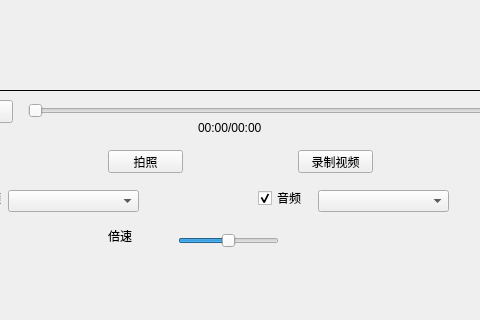
Above: Application/dealVideo.ui from TheRising-cxf/Test before the change; both pictures show x 292 to 772 and y 480 to 800 of the 1200 by 800 pixel window. Below: the same form after it.
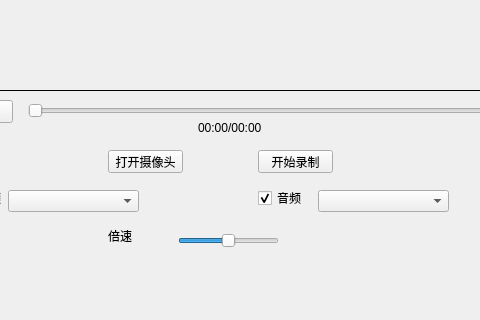
That is the form after the change.

Commit message: 修改录制MP4的部分bug

What changed in the file:
```diff
--- a/Application/dealVideo.ui
+++ b/Application/dealVideo.ui
@@ -78,19 +78,6 @@
      <string>播放视频</string>
     </property>
    </widget>
-   <widget class="QPushButton" name="recordVideo">
-    <property name="geometry">
-     <rect>
-      <x>590</x>
-      <y>630</y>
-      <width>75</width>
-      <height>23</height>
-     </rect>
-    </property>
-    <property name="text">
-     <string>录制视频</string>
-    </property>
-   </widget>
    <widget class="QPushButton" name="photo">
     <property name="geometry">
      <rect>
@@ -101,7 +88,7 @@
      </rect>
     </property>
     <property name="text">
-     <string>拍照</string>
+     <string>打开摄像头</string>
     </property>
    </widget>
    <widget class="QCheckBox" name="checkBox">
@@ -213,6 +200,19 @@
      <string>00:00/00:00</string>
     </property>
    </widget>
+   <widget class="QPushButton" name="recordVideo">
+    <property name="geometry">
+     <rect>
+      <x>550</x>
+      <y>630</y>
+      <width>75</width>
+      <height>23</height>
+     </rect>
+    </property>
+    <property name="text">
+     <string>开始录制</string>
+    </property>
+   </widget>
   </widget>
   <widget class="QMenuBar" name="menubar">
    <property name="geometry">
```
Left out of the diff: 4 changed lines with no effect on the pictures. The commit also changes 11 other files.
